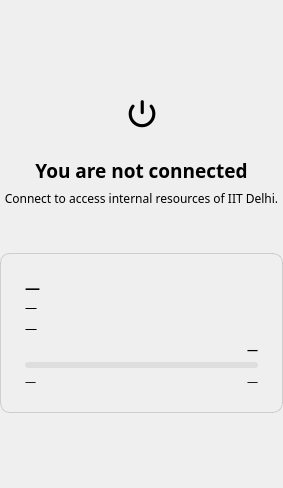
First picture: the form in forms/connectscreen.ui, repository AaryaTalgaonkar/openvpn3-gui, before the edit.
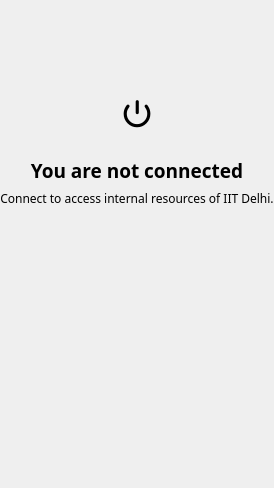
Second picture: the form after the edit. The open tabs and pages were chosen to show the change.

Patch:
```diff
--- a/forms/connectscreen.ui
+++ b/forms/connectscreen.ui
@@ -171,339 +171,22 @@
          </property>
         </spacer>
        </item>
-       <item>
-        <widget class="QFrame" name="certInfoFrame">
-         <property name="minimumSize">
-          <size>
-           <width>0</width>
-           <height>160</height>
-          </size>
-         </property>
-         <property name="maximumSize">
-          <size>
-           <width>16777215</width>
-           <height>160</height>
-          </size>
-         </property>
-         <property name="styleSheet">
-          <string notr="true">QFrame#certInfoFrame { border: 1px solid rgba(128,128,128,0.3); border-radius: 10px; padding: 12px; }</string>
-         </property>
-         <layout class="QVBoxLayout" name="certInfoLayout">
-          <property name="spacing">
-           <number>4</number>
+        <item>
+         <widget class="QWidget" name="certInfoContainer" native="true">
+          <property name="minimumSize">
+           <size>
+            <width>0</width>
+            <height>160</height>
+           </size>
           </property>
-          <property name="leftMargin">
-           <number>12</number>
+          <property name="maximumSize">
+           <size>
+            <width>16777215</width>
+            <height>160</height>
+           </size>
           </property>
-          <property name="topMargin">
-           <number>12</number>
-          </property>
-          <property name="rightMargin">
-           <number>12</number>
-          </property>
-          <property name="bottomMargin">
-           <number>12</number>
-          </property>
-          <item>
-           <widget class="QStackedWidget" name="certInfoStack">
-            <property name="currentIndex">
-             <number>0</number>
-            </property>
-            <!-- Page 0: No certificate - prompt to generate -->
-            <widget class="QWidget" name="noCertPage">
-             <layout class="QVBoxLayout" name="noCertLayout">
-              <property name="spacing">
-               <number>8</number>
-              </property>
-              <property name="leftMargin">
-               <number>0</number>
-              </property>
-              <property name="topMargin">
-               <number>0</number>
-              </property>
-              <property name="rightMargin">
-               <number>0</number>
-              </property>
-              <property name="bottomMargin">
-               <number>0</number>
-              </property>
-              <item>
-               <layout class="QHBoxLayout" name="noCertButtonRow">
-                <property name="spacing">
-                 <number>6</number>
-                </property>
-                <item>
-                 <spacer name="noCertButtonRowLeftSpacer">
-                  <property name="orientation">
-                   <enum>Qt::Orientation::Horizontal</enum>
-                  </property>
-                  <property name="sizeHint" stdset="0">
-                   <size>
-                    <width>20</width>
-                    <height>20</height>
-                   </size>
-                  </property>
-                 </spacer>
-                </item>
-                <item>
-                 <widget class="QPushButton" name="generateButton">
-                  <property name="sizePolicy">
-                   <sizepolicy hsizetype="Fixed" vsizetype="Fixed">
-                    <horstretch>0</horstretch>
-                    <verstretch>0</verstretch>
-                   </sizepolicy>
-                  </property>
-                  <property name="minimumSize">
-                   <size>
-                    <width>95</width>
-                    <height>28</height>
-                   </size>
-                  </property>
-                  <property name="maximumSize">
-                   <size>
-                    <width>95</width>
-                    <height>28</height>
-                   </size>
-                  </property>
-                  <property name="font">
-                   <font>
-                    <family>Titillium Web</family>
-                    <pointsize>9</pointsize>
-                    <bold>true</bold>
-                   </font>
-                  </property>
-                  <property name="cursor">
-                   <cursorShape>PointingHandCursor</cursorShape>
-                  </property>
-                   <property name="text">
-                    <string>⚙ Generate</string>
-                   </property>
-                 </widget>
-                </item>
-               </layout>
-              </item>
-              <item>
-               <widget class="QLabel" name="noCertTitle">
-                <property name="font">
-                 <font>
-                  <family>Titillium Web</family>
-                  <pointsize>11</pointsize>
-                  <bold>true</bold>
-                 </font>
-                </property>
-                <property name="text">
-                 <string>Generate the configuration file</string>
-                </property>
-                <property name="alignment">
-                 <set>Qt::AlignmentFlag::AlignCenter</set>
-                </property>
-               </widget>
-              </item>
-              <item>
-               <widget class="QLabel" name="noCertDescription">
-                <property name="font">
-                 <font>
-                  <family>Titillium Web</family>
-                  <pointsize>9</pointsize>
-                 </font>
-                </property>
-                <property name="text">
-                 <string>The configuration is needed to connect to network</string>
-                </property>
-                <property name="alignment">
-                 <set>Qt::AlignmentFlag::AlignCenter</set>
-                </property>
-                <property name="wordWrap">
-                 <bool>true</bool>
-                </property>
-               </widget>
-              </item>
-              <item>
-               <spacer name="noCertBottomSpacer">
-                <property name="orientation">
-                 <enum>Qt::Orientation::Vertical</enum>
-                </property>
-                <property name="sizeHint" stdset="0">
-                 <size>
-                  <width>20</width>
-                  <height>40</height>
-                 </size>
-                </property>
-               </spacer>
-              </item>
-             </layout>
-            </widget>
-            <!-- Page 1: Certificate present - show info -->
-            <widget class="QWidget" name="certPresentPage">
-             <layout class="QVBoxLayout" name="certPresentLayout">
-              <property name="spacing">
-               <number>4</number>
-              </property>
-              <property name="leftMargin">
-               <number>0</number>
-              </property>
-              <property name="topMargin">
-               <number>0</number>
-              </property>
-              <property name="rightMargin">
-               <number>0</number>
-              </property>
-              <property name="bottomMargin">
-               <number>0</number>
-              </property>
-              <item>
-               <widget class="QLabel" name="certUsernameLabel">
-                <property name="font">
-                 <font>
-                  <family>Titillium Web</family>
-                  <pointsize>11</pointsize>
-                  <bold>true</bold>
-                 </font>
-                </property>
-                <property name="text">
-                 <string>—</string>
-                </property>
-               </widget>
-              </item>
-              <item>
-               <widget class="QLabel" name="certInstituteLabel">
-                <property name="font">
-                 <font>
-                  <family>Titillium Web</family>
-                  <pointsize>9</pointsize>
-                 </font>
-                </property>
-                <property name="text">
-                 <string>—</string>
-                </property>
-               </widget>
-              </item>
-              <item>
-               <widget class="QLabel" name="certEmailLabel">
-                <property name="font">
-                 <font>
-                  <family>Titillium Web</family>
-                  <pointsize>9</pointsize>
-                 </font>
-                </property>
-                <property name="text">
-                 <string>—</string>
-                </property>
-               </widget>
-              </item>
-              <item>
-               <layout class="QHBoxLayout" name="certTimeRow">
-                <property name="spacing">
-                 <number>6</number>
-                </property>
-                <item>
-                 <spacer name="certTimeRowLeftSpacer">
-                  <property name="orientation">
-                   <enum>Qt::Orientation::Horizontal</enum>
-                  </property>
-                  <property name="sizeHint" stdset="0">
-                   <size>
-                    <width>40</width>
-                    <height>20</height>
-                   </size>
-                  </property>
-                 </spacer>
-                </item>
-                <item>
-                 <widget class="QLabel" name="certTimeRemainingLabel">
-                  <property name="font">
-                   <font>
-                    <family>Titillium Web</family>
-                    <pointsize>8</pointsize>
-                    <bold>true</bold>
-                   </font>
-                  </property>
-                  <property name="text">
-                   <string>—</string>
-                  </property>
-                 </widget>
-                </item>
-               </layout>
-              </item>
-              <item>
-               <widget class="QProgressBar" name="certValidityProgress">
-                <property name="minimumSize">
-                 <size>
-                  <width>0</width>
-                  <height>6</height>
-                 </size>
-                </property>
-                <property name="maximumSize">
-                 <size>
-                  <width>16777215</width>
-                  <height>6</height>
-                 </size>
-                </property>
-                <property name="styleSheet">
-                 <string notr="true">QProgressBar { border: none; border-radius: 3px; background-color: rgba(128,128,128,0.15); }
-QProgressBar::chunk { border-radius: 3px; background-color: #16a34a; }</string>
-                </property>
-                <property name="value">
-                 <number>0</number>
-                </property>
-                <property name="textVisible">
-                 <bool>false</bool>
-                </property>
-               </widget>
-              </item>
-              <item>
-               <layout class="QHBoxLayout" name="certDatesRow">
-                <property name="spacing">
-                 <number>6</number>
-                </property>
-                <item>
-                 <widget class="QLabel" name="certStartDateLabel">
-                  <property name="font">
-                   <font>
-                    <family>Titillium Web</family>
-                    <pointsize>8</pointsize>
-                   </font>
-                  </property>
-                  <property name="text">
-                   <string>—</string>
-                  </property>
-                 </widget>
-                </item>
-                <item>
-                 <spacer name="certDatesRowSpacer">
-                  <property name="orientation">
-                   <enum>Qt::Orientation::Horizontal</enum>
-                  </property>
-                  <property name="sizeHint" stdset="0">
-                   <size>
-                    <width>40</width>
-                    <height>20</height>
-                   </size>
-                  </property>
-                 </spacer>
-                </item>
-                <item>
-                 <widget class="QLabel" name="certEndDateLabel">
-                  <property name="font">
-                   <font>
-                    <family>Titillium Web</family>
-                    <pointsize>8</pointsize>
-                   </font>
-                  </property>
-                  <property name="text">
-                   <string>—</string>
-                  </property>
-                 </widget>
-                </item>
-               </layout>
-              </item>
-             </layout>
-            </widget>
-           </widget>
-          </item>
-         </layout>
-        </widget>
-       </item>
+         </widget>
+        </item>
       </layout>
      </widget>
     </widget>
```
